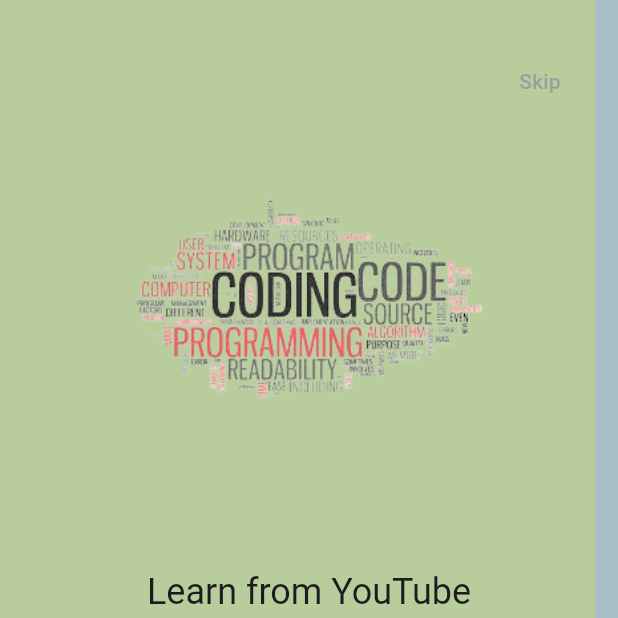
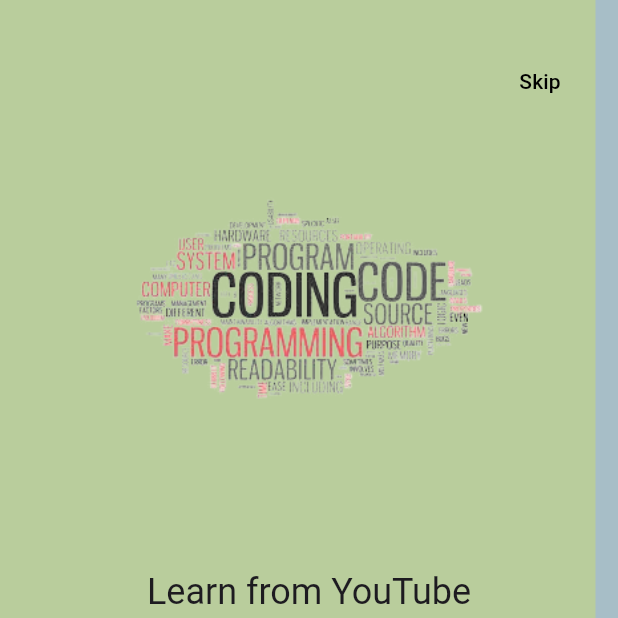
Before and after one commit to Rajuislam39/E-commerce-, a Flutter app: the screen it shows after launch, swiped to page 2, on a phone screen of 412 x 824 dp, the top half of it. Run offline on Flutter 3.47's test engine with Material 3 defaults, Android fonts, the light colour scheme and no system bars; drawn by our look-alikes of liquid_swipe, smooth_page_indicator; our stand-ins replace get, google_fonts.

Commit message:
01-02-2024

```diff
--- a/lib/src/features/authentication/screens/on_boarding_screen/on_boarding_screen.dart
+++ b/lib/src/features/authentication/screens/on_boarding_screen/on_boarding_screen.dart
@@ -95,9 +95,10 @@ class _OnBoardingScreenState extends State<OnBoardingScreen> {
                 right: 20,
                 child:TextButton(
                     onPressed: ()=>
+                    //01-02-2024
                       controller.jumpToPage(page: 2)
                     ,
-                    child: const Text("Skip",style: TextStyle(color: Colors.grey),))),
+                    child: const Text("Skip",style: TextStyle(color: Colors.black),))),
             Positioned(
               bottom: 10,
                 child: AnimatedSmoothIndicator(activeIndex: controller.currentPage,count: 3,effect: WormEffect(
```
